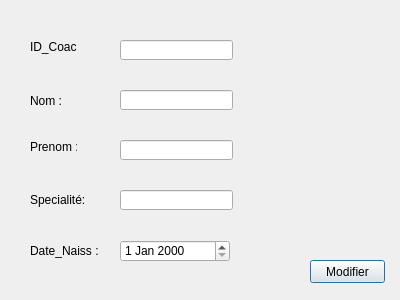
soumaya-nheri/Smart-Club-2A27, file mahdizg/modifiercoach.ui: the form before one commit.
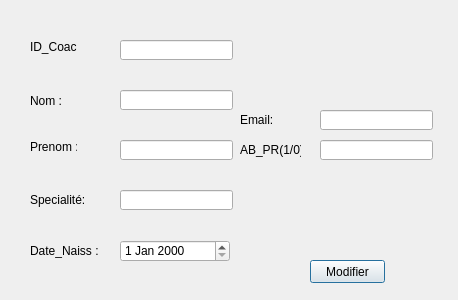
The form after the commit.

```diff
--- a/mahdizg/modifiercoach.ui
+++ b/mahdizg/modifiercoach.ui
@@ -6,7 +6,7 @@
    <rect>
     <x>0</x>
     <y>0</y>
-    <width>400</width>
+    <width>458</width>
     <height>300</height>
    </rect>
   </property>
@@ -141,6 +141,52 @@
     <string>Modifier</string>
    </property>
   </widget>
+  <widget class="QLabel" name="label_15">
+   <property name="geometry">
+    <rect>
+     <x>240</x>
+     <y>110</y>
+     <width>41</width>
+     <height>20</height>
+    </rect>
+   </property>
+   <property name="text">
+    <string>Email:</string>
+   </property>
+  </widget>
+  <widget class="QLabel" name="label_16">
+   <property name="geometry">
+    <rect>
+     <x>240</x>
+     <y>140</y>
+     <width>61</width>
+     <height>20</height>
+    </rect>
+   </property>
+   <property name="text">
+    <string>AB_PR(1/0):</string>
+   </property>
+  </widget>
+  <widget class="QLineEdit" name="AB_PR_2">
+   <property name="geometry">
+    <rect>
+     <x>320</x>
+     <y>140</y>
+     <width>113</width>
+     <height>20</height>
+    </rect>
+   </property>
+  </widget>
+  <widget class="QLineEdit" name="Email_2">
+   <property name="geometry">
+    <rect>
+     <x>320</x>
+     <y>110</y>
+     <width>113</width>
+     <height>20</height>
+    </rect>
+   </property>
+  </widget>
  </widget>
  <resources/>
  <connections/>
```
